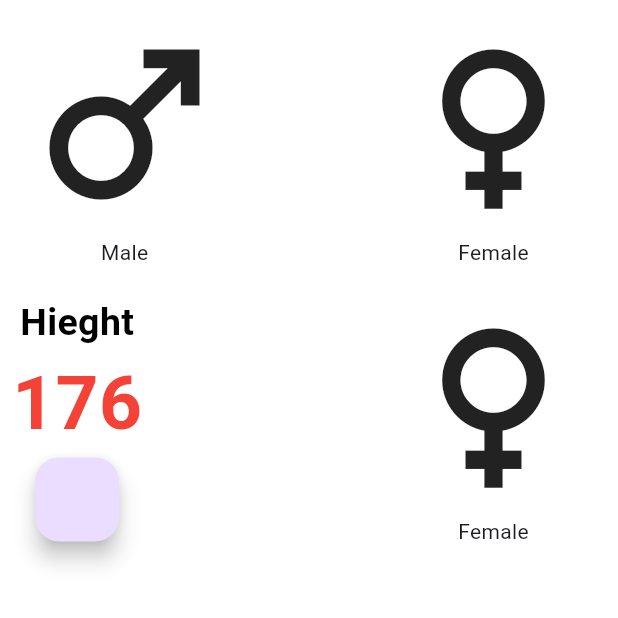
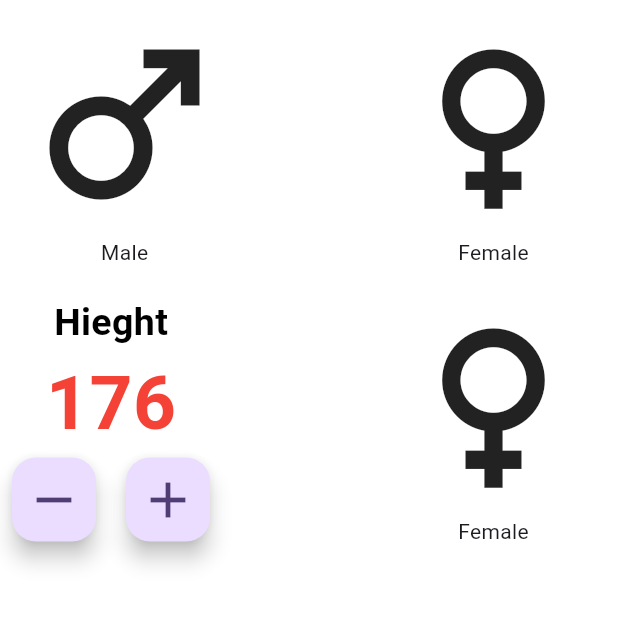
Before and after one commit to Yasith-Uvanpriya/flutter_intro, a Flutter app: the screen it shows after launch, on a phone screen of 412 x 824 dp, the top half of it. Run offline on Flutter 3.47's test engine with Material 3 defaults, Android fonts, the phone set to English and light mode, and no system bars.

Commit message:
Update main_page.dart
add button icons

```diff
--- a/BMI/lib/main_page.dart
+++ b/BMI/lib/main_page.dart
@@ -62,7 +62,19 @@ class _MainPageState extends State<MainPage> {
                           ),
                         ),
                         Row(
-                          children: [FloatingActionButton(onPressed: onPressed)],
+                          children: [FloatingActionButton(
+                            onPressed: null,
+                            child: Icon(
+                              Icons.remove,
+                            size:40,),),
+                            const SizedBox(width: 20,),
+                            FloatingActionButton(
+                            onPressed: null,
+                            child: Icon(
+                              Icons.add,
+                            size:40,),),
+                          ],
+
                         )
                   ],
                 ),
```
